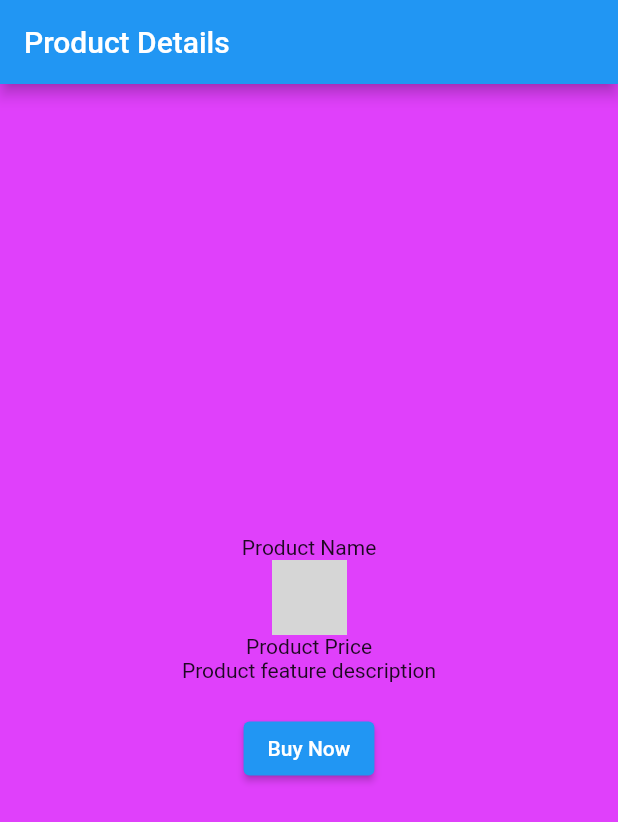
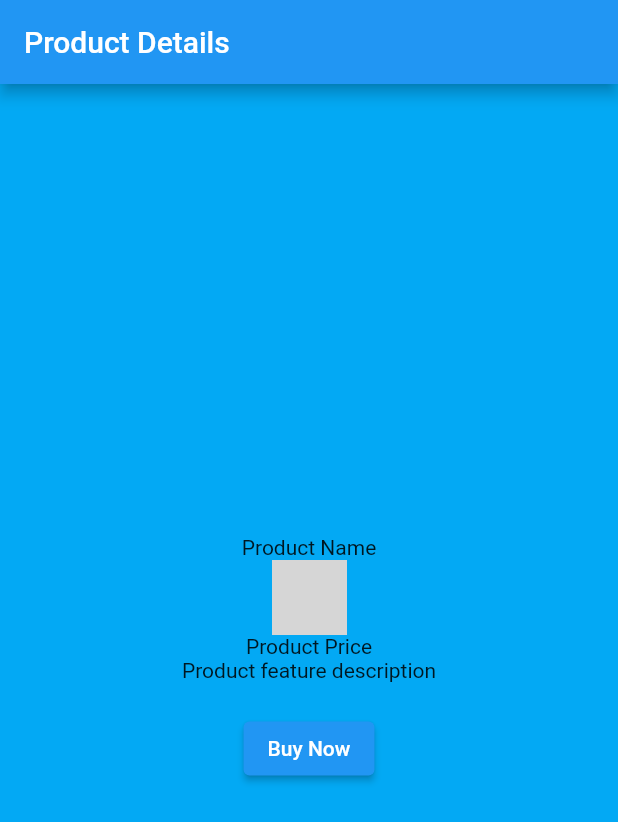
Before and after one commit to smj279/assignment_repo, a Flutter app: the screen it shows after launch, on a phone screen of 412 x 824 dp. Shown: the top 822 px of the screen. Run offline on Flutter 3.47's test engine with Material 2 defaults, Android fonts, the light colour scheme and no system bars; network calls fail; key blocks and very long unbroken strings in the code were emptied for the run; grey boxes are pictures that could not be loaded.

Commit message:
second commit

```diff
--- a/lib/main.dart
+++ b/lib/main.dart
@@ -22,7 +22,7 @@ class ProductDetailsPage extends StatelessWidget {
   @override
   Widget build(BuildContext context) {
     return Scaffold(
-      backgroundColor: Colors.purpleAccent,
+      backgroundColor: Colors.lightBlue,
       appBar: AppBar(
         title: Text('Product Details'),
       ),
```
